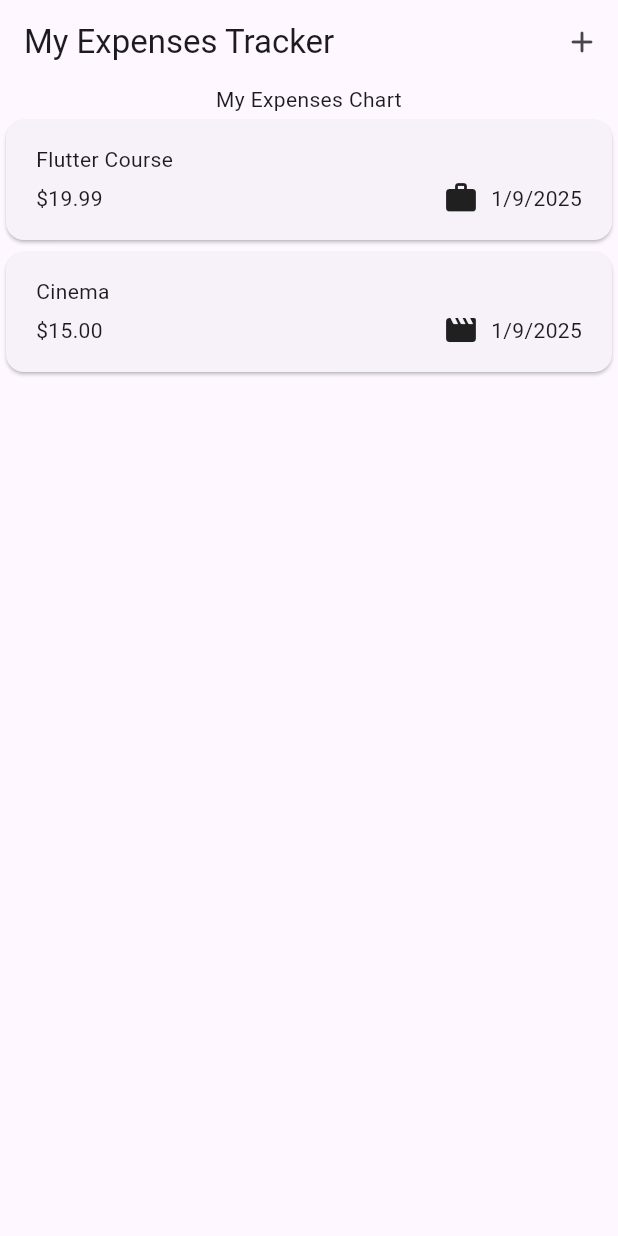
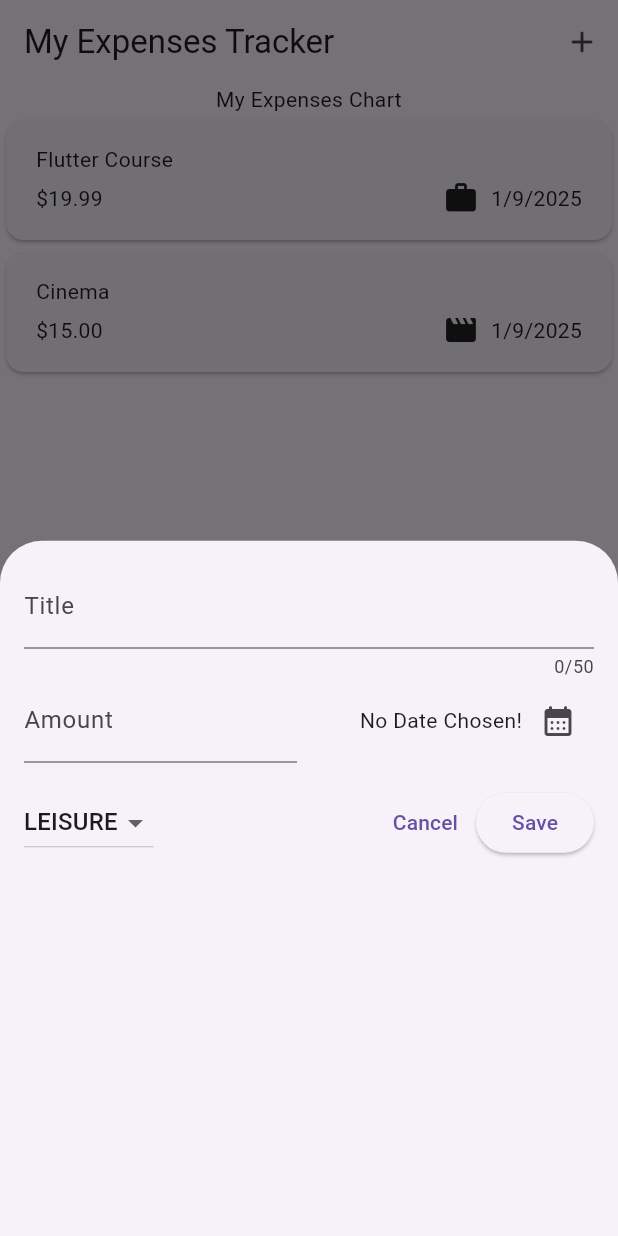
Before and after one commit to tolu-c/learning-dart-flutter, a Flutter app: the screen it shows after launch, after a tap on the "add" icon, on a phone screen of 412 x 824 dp. Run offline on Flutter 3.47's test engine with Material 3 defaults, Android fonts, the light colour scheme and no system bars; our stand-ins replace google_fonts.

Commit message:
expense item form: - textField - date input - drop down

```diff
--- a/expenses_tracker_app/lib/widgets/expenses.dart
+++ b/expenses_tracker_app/lib/widgets/expenses.dart
@@ -1,5 +1,6 @@
 import 'package:expenses_tracker_app/widgets/expenses_list/expenses_list.dart';
 import 'package:expenses_tracker_app/models/expense.dart';
+import 'package:expenses_tracker_app/widgets/new_expense.dart';
 import 'package:flutter/material.dart';
 
 class Expenses extends StatefulWidget {
@@ -25,13 +26,20 @@
     ),
   ];
 
+  void _openAddExpenseOverlay() {
+    showModalBottomSheet(
+      context: context,
+      builder: (ctx) => const NewExpense(),
+    );
+  }
+
   @override
   Widget build(BuildContext context) {
     return Scaffold(
       appBar: AppBar(
         actions: [
           IconButton(
-            onPressed: () {},
+            onPressed: _openAddExpenseOverlay,
             icon: const Icon(Icons.add_rounded),
           ),
         ],
--- /dev/null
+++ b/expenses_tracker_app/lib/widgets/new_expense.dart
@@ -0,0 +1,137 @@
+import 'package:expenses_tracker_app/models/expense.dart';
+import 'package:flutter/material.dart';
+import 'package:intl/intl.dart';
+
+final dateFormatter = DateFormat.yMd();
+
+class NewExpense extends StatefulWidget {
+  const NewExpense({super.key});
+
+  @override
+  State<NewExpense> createState() => _NewExpenseState();
+}
+
+class _NewExpenseState extends State<NewExpense> {
+  final _titleController = TextEditingController();
+  final _amountController = TextEditingController();
+  ExpenseCategory _selectedCategory = ExpenseCategory.leisure;
+  DateTime? _selectedDate;
+
+  void _presentDatePicker() async {
+    final now = DateTime.now();
+    final firstDate = DateTime(now.year - 1, now.month, now.day);
+    final pickedDate = await showDatePicker(
+      context: context,
+      initialDate: now,
+      firstDate: firstDate,
+      lastDate: now,
+    );
+    setState(() {
+      _selectedDate = pickedDate;
+    });
+  }
+
+  @override
+  void dispose() {
+    _titleController.dispose();
+    _amountController.dispose();
+    super.dispose();
+  }
+
+  @override
+  Widget build(BuildContext context) {
+    return Padding(
+      padding: const EdgeInsets.all(16),
+      child: Column(
+        children: [
+          TextField(
+            maxLength: 50,
+            controller: _titleController,
+            // onChanged: _saveTitle,
+            decoration: const InputDecoration(
+              label: Text("Title"),
+            ),
+          ),
+          Row(
+            children: [
+              Expanded(
+                child: TextField(
+                  keyboardType: TextInputType.number,
+                  controller: _amountController,
+                  decoration: const InputDecoration(
+                    // prefix: Text('\$ '),
+                    prefixText: "\$ ",
+                    label: Text("Amount"),
+                  ),
+                ),
+              ),
+              const SizedBox(
+                width: 16,
+              ),
+              Expanded(
+                  child: Row(
+                mainAxisAlignment: MainAxisAlignment.end,
+                crossAxisAlignment: CrossAxisAlignment.center,
+                children: [
+                  Text(
+                    _selectedDate == null
+                        ? "No Date Chosen!"
+                        : dateFormatter.format(_selectedDate!),
+                  ),
+                  IconButton(
+                    onPressed: _presentDatePicker,
+                    icon: const Icon(Icons.calendar_month_rounded),
+                  ),
+                ],
+              ))
+            ],
+          ),
+          const SizedBox(
+            height: 16,
+          ),
+          Row(
+            mainAxisAlignment: MainAxisAlignment.spaceBetween,
+            children: [
+              DropdownButton(
+                value: _selectedCategory,
+                items: ExpenseCategory.values
+                    .map(
+                      (category) => DropdownMenuItem(
+                        value: category,
+                        child: Text(
+                          category.name.toUpperCase(),
+                        ),
+                      ),
+                    )
+                    .toList(),
+                onChanged: (value) {
+                  if (value == null) {
+                    return;
+                  }
+                  setState(() {
+                    _selectedCategory = value;
+                  });
+                  // print(value);
+                },
+              ),
+              const Spacer(),
+              TextButton(
+                onPressed: () {
+                  Navigator.pop(context);
+                },
+                child: Text("Cancel"),
+              ),
+              ElevatedButton(
+                onPressed: () {
+                  print(_titleController.text);
+                  print(_amountController.text);
+                },
+                child: const Text("Save"),
+              ),
+            ],
+          ),
+        ],
+      ),
+    );
+  }
+}
```
